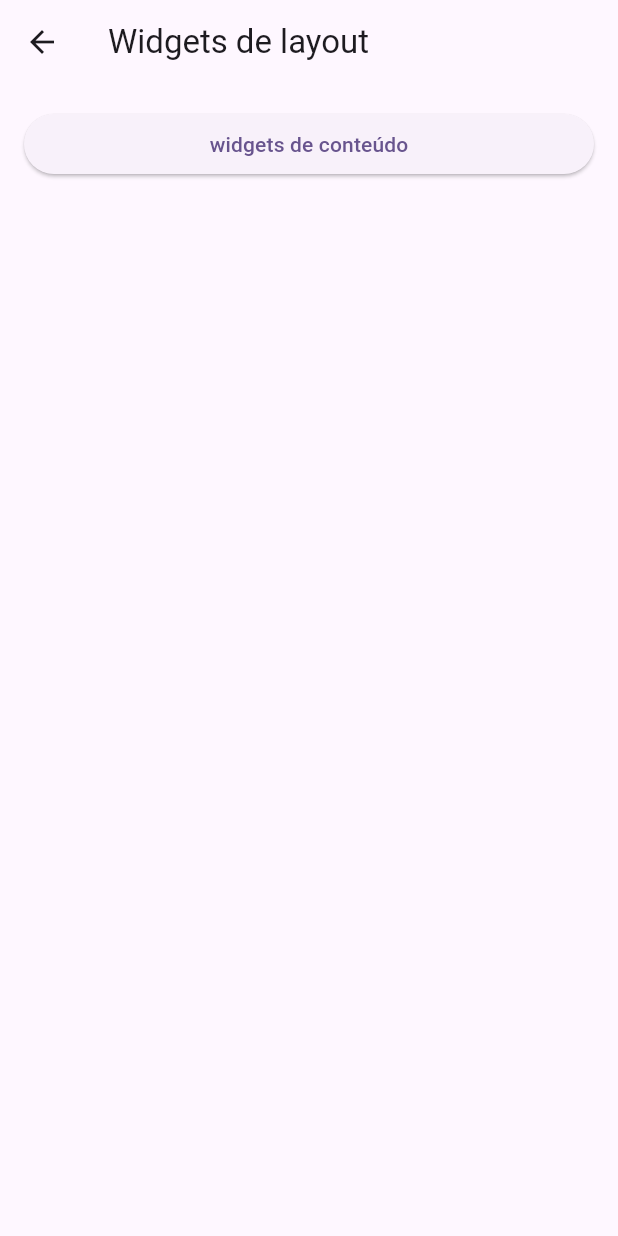
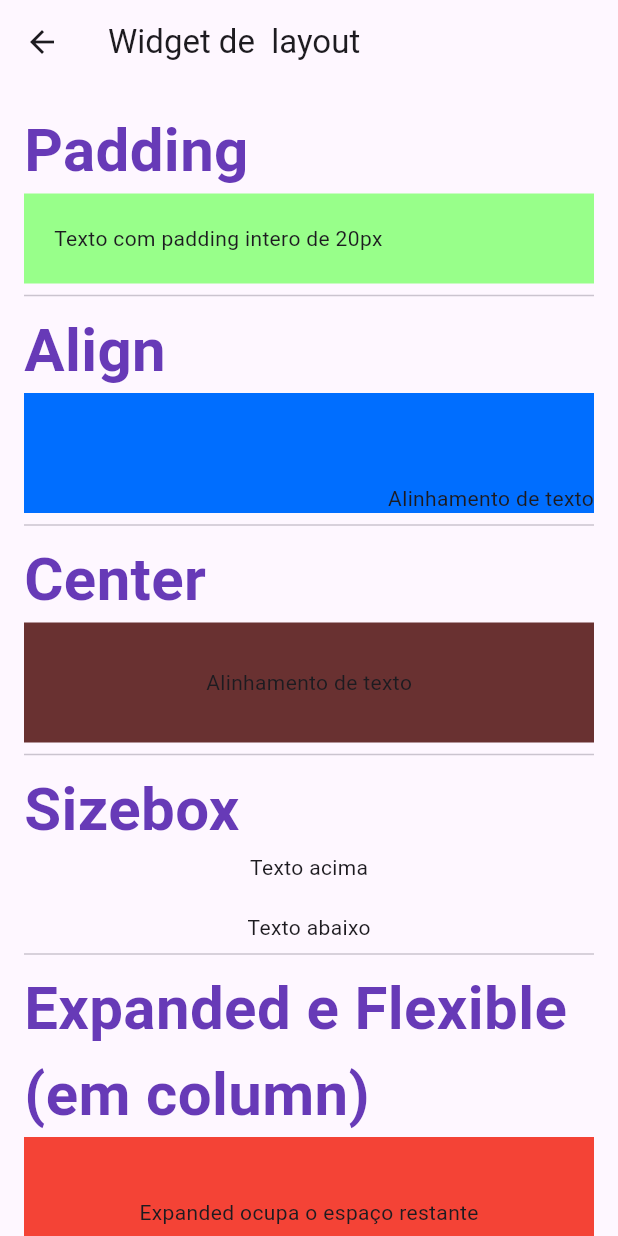
Before and after one commit to Viniffx/new_project_flutter, a Flutter app: the screen it shows after launch, after a tap on "widgets de layout", on a phone screen of 412 x 824 dp. Run offline on Flutter 3.47's test engine with Material 3 defaults, Android fonts, the phone set to English and light mode, and no system bars; network calls fail.

Commit message:
aprendendo flex

```diff
--- a/lib/screen/widgets_layout.dart
+++ b/lib/screen/widgets_layout.dart
@@ -1,5 +1,7 @@
+import 'dart:math';
+
 import 'package:flutter/material.dart';
-import 'package:new_project/screen/widgets_conteudo.dart';
+import 'package:new_project/widgets/titulo_sessao.dart';
 
 class WidgetsLayout extends StatelessWidget {
   const WidgetsLayout({super.key});
@@ -7,15 +9,87 @@ class WidgetsLayout extends StatelessWidget {
   @override
   Widget build(BuildContext context) {
     return Scaffold(
-      appBar: AppBar(title: Text('Widgets de layout'),),
-      body: ListView(padding: EdgeInsets.all(16.0),
-      children: [
-        ElevatedButton(
-            onPressed: () => Navigator.push(
-              context,
-              MaterialPageRoute(builder: (_) => WidgetsConteudo()),
+      appBar: AppBar(title: Text('Widget de  layout')),
+      body: ListView(
+        padding: EdgeInsets.all(16),
+        children: [
+          TituloSessao(titulo: 'Padding'),
+          Container(
+            color: const Color.fromARGB(255, 152, 255, 138),
+            child: Padding(
+              padding: EdgeInsets.all(20),
+              child: Text('Texto com padding intero de 20px'),
             ),
-            child: Text('widgets de conteúdo'),
+          ),
+          Divider(),
+          TituloSessao(titulo: 'Align'),
+          Container(
+            height: 80,
+            color: const Color.fromARGB(255, 0, 110, 255),
+            alignment: Alignment.bottomRight,
+            child: Text('Alinhamento de texto'),
+          ),
+          Divider(),
+          TituloSessao(titulo: 'Center'),
+          Container(
+            height: 80,
+            color: const Color.fromARGB(255, 105, 49, 49),
+            child: Center(child: Text('Alinhamento de texto')),
+          ),
+          Divider(),
+          TituloSessao(titulo: 'Sizebox'),
+          Column(
+            children: [
+              Text('Texto acima'),
+              SizedBox(height: 20),
+              Text('Texto abaixo'),
+            ],
+          ),
+          Divider(),
+          TituloSessao(titulo: 'Expanded e Flexible (em column)'),
+          Container(
+            height: 200,
+            color: Colors.amberAccent,
+            child: Column(
+              children: [
+                Expanded(
+                  child: Container(
+                    color: Colors.red,
+                    child: Center(
+                      child: Text('Expanded ocupa o espaço restante'),
+                    ),
+                  ),
+                ),
+                Flexible(
+                  flex: 1,
+                  child: Container(
+                    color: Colors.green,
+                    child: Text('Flexible (Flex: 1)'),
+                  ),
+                ),
+              ],
+            ),
+          ),
+          Divider(),
+          TituloSessao(titulo: 'Expanded e Flexible (em row)'),
+          Row(
+            children: [
+              Expanded(
+                child: Container(
+                  height: 50,
+                  color: Colors.red,
+                  child: Center(child: Text('Expanded')),
+                ),
+              ),
+              Flexible(
+                flex: 2,
+                child: Container(
+                  height: 50,
+                  color: Colors.green,
+                  child: Center(child: Text('Flexible (Flex: 1)')),
+                ),
+              ),
+            ],
           ),
         ],
       ),
```
Also changed, not shown: pubspec.lock.
